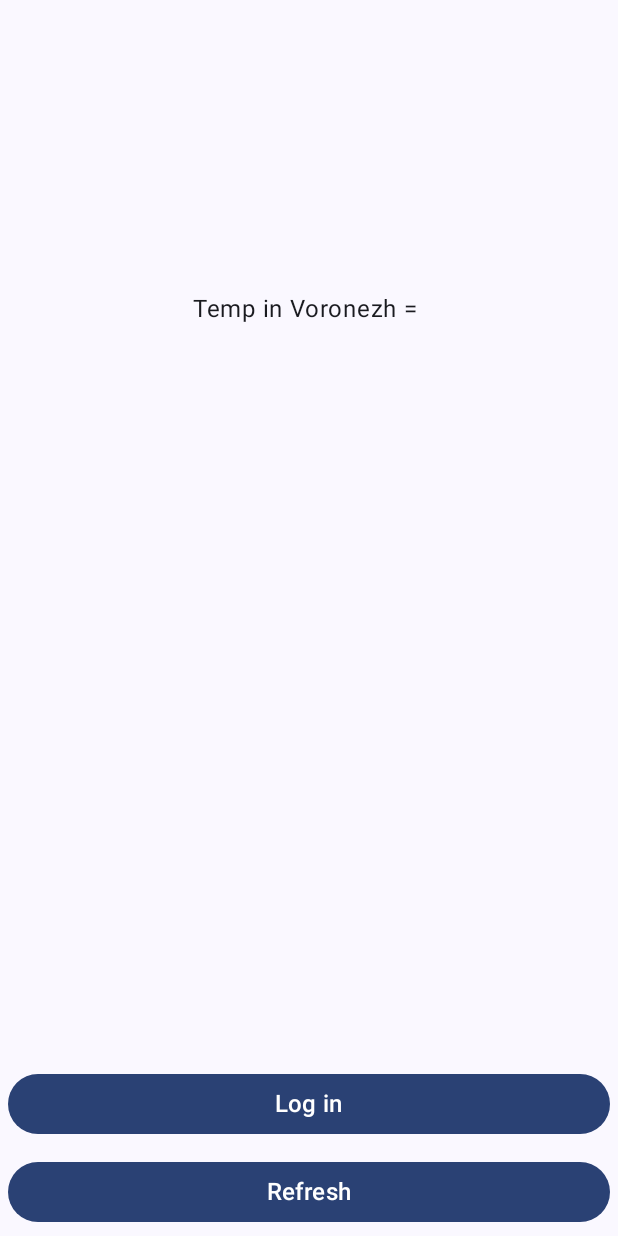
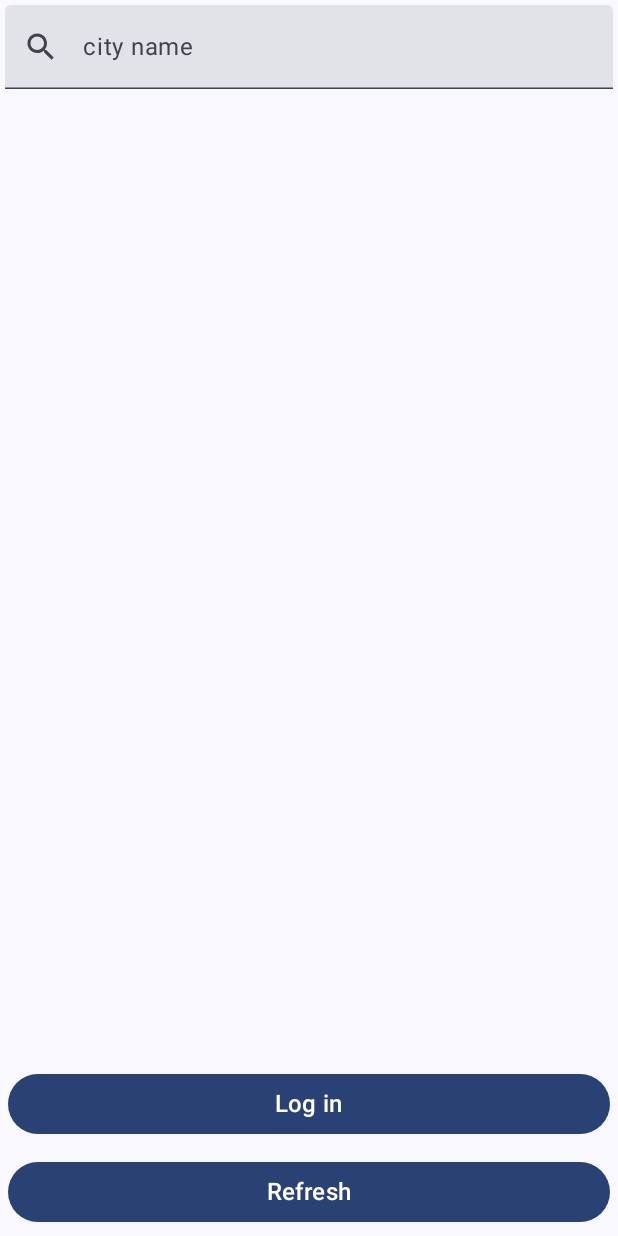
Before and after one commit to AlexanderKorytin/WeatherWithCompose, an Android app built with Jetpack Compose: the screen it shows after launch (MainActivity), after a tap on "ok", on a phone screen of 412 x 824 dp. Run offline under Robolectric (Android 15) with nearby library versions, the light colour scheme and no system bars.

Commit message:
first commit

```diff
--- a/app/src/main/java/com/example/weathercompose/data/dto/CurrentWeatherResponseDto.kt
+++ b/app/src/main/java/com/example/weathercompose/data/dto/CurrentWeatherResponseDto.kt
@@ -13,7 +13,8 @@ fun CurrentDto.toCurrent(): Current {
         this.condition.icon,
         this.condition.text,
         this.feelslike_c,
-        this.precip_mm,
-        this.temp_c
+        this.pressure_mb,
+        this.temp_c,
+        this.wind_kph
     )
 }
--- a/app/src/main/java/com/example/weathercompose/data/network/WeatherRepositoryImpl.kt
+++ b/app/src/main/java/com/example/weathercompose/data/network/WeatherRepositoryImpl.kt
@@ -41,7 +41,7 @@ class WeatherRepositoryImpl(
     }
 
     override fun getApiKey(): String {
-        return sharedPreferences.getString(KEY, "-1") ?: "-1"
+        return sharedPreferences.getString(KEY, null) ?: "-1"
     }
 
     companion object {
--- a/app/src/main/java/com/example/weathercompose/domain/models/Current.kt
+++ b/app/src/main/java/com/example/weathercompose/domain/models/Current.kt
@@ -7,4 +7,5 @@ data class Current(
     val feelslike_c: Double,
     val precip_mm: Double,
     val temp_c: Double,
+    val wind_kph: Double,
 )
--- a/app/src/main/java/com/example/weathercompose/ui/MainActivity.kt
+++ b/app/src/main/java/com/example/weathercompose/ui/MainActivity.kt
@@ -4,6 +4,7 @@ import android.content.Context
 import android.os.Bundle
 import androidx.activity.ComponentActivity
 import androidx.activity.compose.setContent
+import androidx.compose.foundation.Image
 import androidx.compose.foundation.layout.Arrangement
 import androidx.compose.foundation.layout.Box
 import androidx.compose.foundation.layout.Column
@@ -15,6 +16,7 @@ import androidx.compose.foundation.layout.padding
 import androidx.compose.material3.AlertDialog
 import androidx.compose.material3.Button
 import androidx.compose.material3.ExperimentalMaterial3Api
+import androidx.compose.material3.Icon
 import androidx.compose.material3.MaterialTheme
 import androidx.compose.material3.Surface
 import androidx.compose.material3.Text
@@ -26,8 +28,12 @@ import androidx.compose.runtime.remember
 import androidx.compose.runtime.setValue
 import androidx.compose.ui.Alignment
 import androidx.compose.ui.Modifier
+import androidx.compose.ui.layout.ContentScale
+import androidx.compose.ui.res.painterResource
+import androidx.compose.ui.text.input.VisualTransformation
 import androidx.compose.ui.unit.dp
 import androidx.compose.ui.unit.sp
+import androidx.lifecycle.LifecycleOwner
 import com.example.weathercompose.R
 import com.example.weathercompose.ui.models.ScreenState
 import com.example.weathercompose.ui.theme.WeatherComposeTheme
@@ -57,17 +63,10 @@ class MainActivity : ComponentActivity() {
                     modifier = Modifier.fillMaxSize(),
                     color = MaterialTheme.colorScheme.background
                 ) {
-                    //     getWeather("Voronezh")
-                    weatherViewModel.currentState.observe(this) {
-                        message = when (it) {
-                            is ScreenState.ErrorState -> it.message
-                            is ScreenState.ContentState -> it.result.temp_c.toString()
-                        }
-                    }
-                    if (dialogShowAlert){
+                    if (dialogShowAlert) {
                         dialogShowAlert = showAlertDialog(dialogShowAlert, this, weatherViewModel)
                     } else {
-                        showResult("Voronezh", message, this, weatherViewModel)
+                        showResult(this, weatherViewModel, this)
                     }
                 }
             }
@@ -112,6 +111,7 @@ fun showAlertDialog(dialogShow: Boolean, context: Context, vm: WeatherViewModel)
                     Button(
                         modifier = Modifier.fillMaxWidth(),
                         onClick = {
+                            if (text == "") text = "-1"
                             vm.saveApi(text)
                             openDialog = false
                         }
@@ -125,19 +125,37 @@ fun showAlertDialog(dialogShow: Boolean, context: Context, vm: WeatherViewModel)
     return openDialog
 }
 
+@OptIn(ExperimentalMaterial3Api::class)
 @Composable
-fun showResult(name: String, message: String, context: Context, vm: WeatherViewModel) {
+fun showResult(context: Context, vm: WeatherViewModel, live: LifecycleOwner) {
     var state by remember {
         mutableStateOf("")
     }
     var showAlert by remember {
         mutableStateOf(false)
     }
+    var text by remember { mutableStateOf("") }
+    var resultIsEmpty by remember {
+        mutableStateOf(true)
+    }
     if (showAlert) {
         showAlert = showAlertDialog(dialogShow = showAlert, context = context, vm = vm)
     }
     Column(modifier = Modifier.fillMaxSize()) {
-        if (!showAlert) {
+        Box(modifier = Modifier.fillMaxWidth()) {
+            TextField(
+                modifier = Modifier
+                    .fillMaxWidth()
+                    .padding(3.dp),
+                value = text,
+                placeholder = { Text(text = "Enter city name")},
+                label = { Text(text = "city name")},
+                singleLine = true,
+                onValueChange = { text = it },
+                leadingIcon = {Icon(painter = painterResource(id = R.drawable.search), contentDescription = "search")}
+            )
+        }
+        if (!resultIsEmpty) {
             Box(
                 modifier = Modifier
                     .fillMaxHeight(0.5f)
@@ -145,7 +163,7 @@ fun showResult(name: String, message: String, context: Context, vm: WeatherViewM
                 contentAlignment = Alignment.Center
             ) {
                 Text(
-                    text = "Temp in $name = ${state}", fontSize = 16.sp
+                    text = "${state}", fontSize = 16.sp
                 )
             }
         }
@@ -159,10 +177,22 @@ fun showResult(name: String, message: String, context: Context, vm: WeatherViewM
             ) {
                 Text(text = context.getString(R.string.log_in), fontSize = 16.sp)
             }
-            if (!showAlert) {
             Button(
                 onClick = {
-                        state = message
+                    vm.getWeather(text)
+                    vm.currentState.observe(live) {
+                        state = when (it) {
+                            is ScreenState.ErrorState -> "Error: ${it.message}"
+                            is ScreenState.ContentState -> """
+                        • Облачность:                      ${it.result.cloud}%
+                        • Температура (градусы) : ${it.result.temp_c} град. С
+                        • Ощущается как:                 ${it.result.feelslike_c} град. С
+                        • Давление:                           ${(it.result.precip_mm)} мм
+                        • Видимость:                         ${(it.result.wind_kph)} км
+                    """.trimIndent()
+                        }
+                        resultIsEmpty = false
+                    }
                 }, modifier = Modifier
                     .padding(5.dp)
                     .fillMaxWidth()
@@ -173,4 +203,3 @@ fun showResult(name: String, message: String, context: Context, vm: WeatherViewM
 
     }
 }
-}
--- /dev/null
+++ b/app/src/main/res/drawable/search.xml
@@ -0,0 +1,5 @@
+<vector android:height="24dp" android:tint="#000000"
+    android:viewportHeight="24" android:viewportWidth="24"
+    android:width="24dp" xmlns:android="http://schemas.android.com/apk/res/android">
+    <path android:fillColor="@android:color/white" android:pathData="M15.5,14h-0.79l-0.28,-0.27C15.41,12.59 16,11.11 16,9.5 16,5.91 13.09,3 9.5,3S3,5.91 3,9.5 5.91,16 9.5,16c1.61,0 3.09,-0.59 4.23,-1.57l0.27,0.28v0.79l5,4.99L20.49,19l-4.99,-5zM9.5,14C7.01,14 5,11.99 5,9.5S7.01,5 9.5,5 14,7.01 14,9.5 11.99,14 9.5,14z"/>
+</vector>
```
Lines whose indentation alone changed are shown as unchanged.
